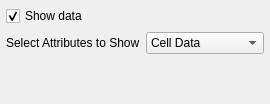
wildmichael/ParaView3-enhancements-old, file Qt/Components/Resources/UI/pqSpreadSheetDisplayEditor.ui: the form before one commit.
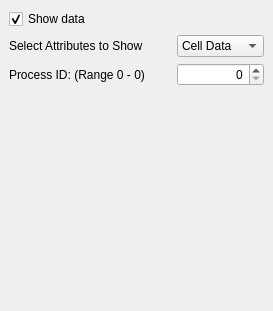
The form after the commit.

Commit message: BUG: BUG: Address #5628, field data is not getting displayed in spreadsheet view. Add widgets/controls in spreadsheet display panel classes to set the process id when field data is selected. Created a new signal adaptor for spin boxes. Added the ProcessID property to the XML.

Patch:
```diff
--- a/Qt/Components/Resources/UI/pqSpreadSheetDisplayEditor.ui
+++ b/Qt/Components/Resources/UI/pqSpreadSheetDisplayEditor.ui
@@ -5,8 +5,8 @@
    <rect>
     <x>0</x>
     <y>0</y>
-    <width>270</width>
-    <height>104</height>
+    <width>253</width>
+    <height>311</height>
    </rect>
   </property>
   <property name="windowTitle" >
@@ -14,12 +14,65 @@
   </property>
   <layout class="QGridLayout" >
    <property name="margin" >
-    <number>6</number>
+    <number>9</number>
    </property>
    <property name="spacing" >
     <number>6</number>
    </property>
-   <item row="2" column="1" >
+   <item row="1" column="0" colspan="2" >
+    <widget class="QLabel" name="label" >
+     <property name="text" >
+      <string>Select Attributes to Show</string>
+     </property>
+    </widget>
+   </item>
+   <item row="0" column="0" colspan="2" >
+    <widget class="QCheckBox" name="ViewData" >
+     <property name="text" >
+      <string>Show data</string>
+     </property>
+     <property name="checked" >
+      <bool>true</bool>
+     </property>
+    </widget>
+   </item>
+   <item row="1" column="2" >
+    <widget class="QComboBox" name="AttributeMode" >
+     <item>
+      <property name="text" >
+       <string>Cell Data</string>
+      </property>
+     </item>
+     <item>
+      <property name="text" >
+       <string>Point Data</string>
+      </property>
+     </item>
+     <item>
+      <property name="text" >
+       <string>Field Data</string>
+      </property>
+     </item>
+    </widget>
+   </item>
+   <item row="2" column="0" >
+    <widget class="QLabel" name="ProcessIDLabel" >
+     <property name="text" >
+      <string>Process ID: (Range 0 - 0)</string>
+     </property>
+    </widget>
+   </item>
+   <item row="2" column="2" >
+    <widget class="QSpinBox" name="ProcessID" >
+     <property name="alignment" >
+      <set>Qt::AlignRight</set>
+     </property>
+     <property name="maximum" >
+      <number>999</number>
+     </property>
+    </widget>
+   </item>
+   <item row="3" column="1" >
     <spacer>
      <property name="orientation" >
       <enum>Qt::Vertical</enum>
@@ -32,42 +85,6 @@
      </property>
     </spacer>
    </item>
-   <item row="0" column="0" >
-    <widget class="QCheckBox" name="ViewData" >
-     <property name="text" >
-      <string>Show data</string>
-     </property>
-     <property name="checked" >
-      <bool>true</bool>
-     </property>
-    </widget>
-   </item>
-   <item row="1" column="1" >
-    <widget class="QComboBox" name="AttributeMode" >
-     <item>
-      <property name="text" >
-       <string>Cell Data</string>
-      </property>
-     </item>
-     <item>
-      <property name="text" >
-       <string>Point Data</string>
-      </property>
-     </item>
-     <item>
-      <property name="text" >
-       <string>Field Data</string>
-      </property>
-     </item>
-    </widget>
-   </item>
-   <item row="1" column="0" >
-    <widget class="QLabel" name="label" >
-     <property name="text" >
-      <string>Select Attributes to Show</string>
-     </property>
-    </widget>
-   </item>
   </layout>
  </widget>
  <resources/>
```
The commit also changes 5 other files.
